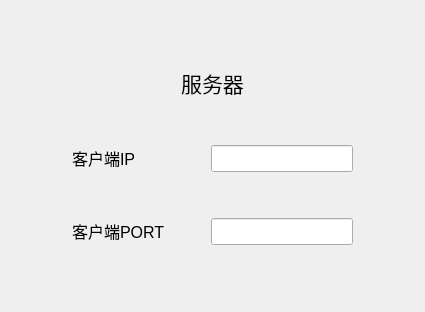
This is 11_TCP/TCPServer/TCPServer/widget.ui in vectorxxxx/19-QT as Qt 5 draws it before an edit. The edited form follows.
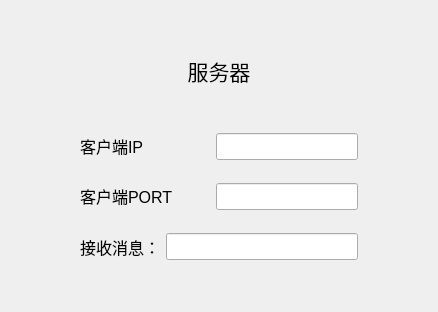
This is the edited form.

```diff
--- a/11_TCP/TCPServer/TCPServer/widget.ui
+++ b/11_TCP/TCPServer/TCPServer/widget.ui
@@ -6,7 +6,7 @@
    <rect>
     <x>0</x>
     <y>0</y>
-    <width>425</width>
+    <width>438</width>
     <height>312</height>
    </rect>
   </property>
@@ -15,14 +15,14 @@
   </property>
   <layout class="QGridLayout" name="gridLayout">
    <item row="0" column="1">
-    <spacer name="verticalSpacer_4">
+    <spacer name="verticalSpacer_3">
      <property name="orientation">
       <enum>Qt::Vertical</enum>
      </property>
      <property name="sizeHint" stdset="0">
       <size>
        <width>20</width>
-       <height>47</height>
+       <height>44</height>
       </size>
      </property>
     </spacer>
@@ -34,7 +34,7 @@
      </property>
      <property name="sizeHint" stdset="0">
       <size>
-       <width>56</width>
+       <width>64</width>
        <height>20</height>
       </size>
      </property>
@@ -108,22 +108,26 @@
        </item>
       </layout>
      </item>
-     <item>
-      <spacer name="verticalSpacer">
-       <property name="orientation">
-        <enum>Qt::Vertical</enum>
-       </property>
-       <property name="sizeHint" stdset="0">
-        <size>
-         <width>20</width>
-         <height>40</height>
-        </size>
-       </property>
-      </spacer>
-     </item>
      <item>
       <layout class="QHBoxLayout" name="horizontalLayout_2">
        <item>
+        <spacer name="verticalSpacer_5">
+         <property name="orientation">
+          <enum>Qt::Vertical</enum>
+         </property>
+         <property name="sizeHint" stdset="0">
+          <size>
+           <width>20</width>
+           <height>17</height>
+          </size>
+         </property>
+        </spacer>
+       </item>
+      </layout>
+     </item>
+     <item>
+      <layout class="QHBoxLayout" name="horizontalLayout_4">
+       <item>
         <widget class="QLabel" name="label_3">
          <property name="font">
           <font>
@@ -142,8 +146,8 @@
          </property>
          <property name="sizeHint" stdset="0">
           <size>
-           <width>40</width>
-           <height>20</height>
+           <width>37</width>
+           <height>21</height>
           </size>
          </property>
         </spacer>
@@ -162,6 +166,47 @@
        </item>
       </layout>
      </item>
+     <item>
+      <spacer name="verticalSpacer_4">
+       <property name="orientation">
+        <enum>Qt::Vertical</enum>
+       </property>
+       <property name="sizeHint" stdset="0">
+        <size>
+         <width>20</width>
+         <height>17</height>
+        </size>
+       </property>
+      </spacer>
+     </item>
+     <item>
+      <layout class="QHBoxLayout" name="horizontalLayout_3">
+       <item>
+        <widget class="QLabel" name="label_4">
+         <property name="font">
+          <font>
+           <pointsize>12</pointsize>
+          </font>
+         </property>
+         <property name="text">
+          <string>接收消息：</string>
+         </property>
+        </widget>
+       </item>
+       <item>
+        <widget class="QLineEdit" name="receiveEdit">
+         <property name="font">
+          <font>
+           <pointsize>12</pointsize>
+          </font>
+         </property>
+         <property name="readOnly">
+          <bool>true</bool>
+         </property>
+        </widget>
+       </item>
+      </layout>
+     </item>
     </layout>
    </item>
    <item row="1" column="2">
@@ -171,21 +216,21 @@
      </property>
      <property name="sizeHint" stdset="0">
       <size>
-       <width>55</width>
+       <width>63</width>
        <height>20</height>
       </size>
      </property>
     </spacer>
    </item>
    <item row="2" column="1">
-    <spacer name="verticalSpacer_3">
+    <spacer name="verticalSpacer">
      <property name="orientation">
       <enum>Qt::Vertical</enum>
      </property>
      <property name="sizeHint" stdset="0">
       <size>
        <width>20</width>
-       <height>47</height>
+       <height>17</height>
       </size>
      </property>
     </spacer>
```
